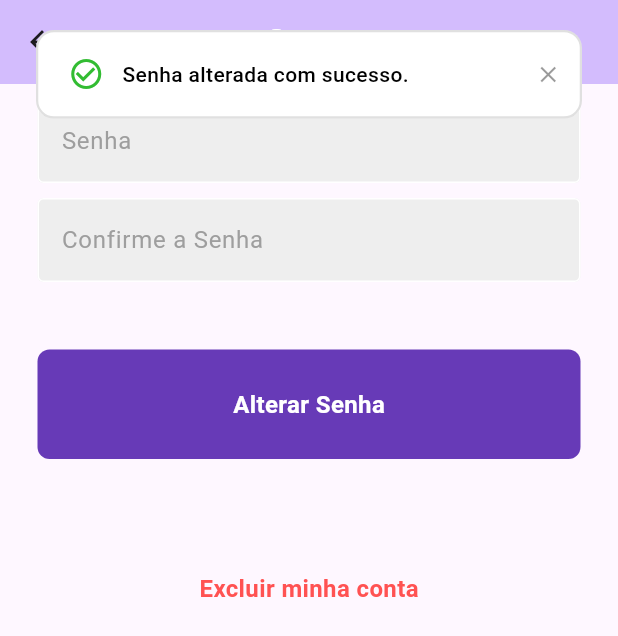
After one commit to carloseps/calcount, a Flutter app: the AccountOptionsPage screen opened directly, after a tap on "Alterar Senha", on a phone screen of 412 x 824 dp. The commit adds this screen. Shown: the top 636 px of the screen. Run offline on Flutter 3.47's test engine with Material 3 defaults, Android fonts, the phone set to English and light mode, and no system bars; drawn by our look-alikes of toastification; our stand-ins replace firebase_core, firebase_database, get; missing offline and left inert: dart:ffi; accounts and stored records are empty.

Commit message:
feature: adicionando fluxos de exclusao de usuario e alteracao de senha

```diff
--- a/lib/firebase/user_firebase_data.dart
+++ b/lib/firebase/user_firebase_data.dart
@@ -2,31 +2,51 @@ import 'dart:convert';
 
 import 'package:calcount/model/user.dart';
 import 'package:firebase_database/firebase_database.dart';
-import 'package:flutter/material.dart';
 import 'package:http/http.dart' as http;
-import 'package:uuid/uuid.dart';
 
-class UserFirebaseData with ChangeNotifier {
+class UserFirebaseData {
   final String _baseUrl = 'https://calcount-f6f51-default-rtdb.firebaseio.com/';
-  final DatabaseReference dbReference =
-      FirebaseDatabase.instance.ref().child('users');
 
   Future<bool> register(User user) async {
     final response = await http.post(Uri.parse('$_baseUrl/users.json'),
-        body: jsonEncode({
-          'id': const Uuid().v4(),
-          'email': user.email,
-          'password': user.password
-        }));
+        body: jsonEncode({'email': user.email, 'password': user.password}));
 
     return response.statusCode == 200;
   }
 
-  Future<User> findUserByEmail(String email) async {
+  Future<bool> changePassword(User user, String newPassword) async {
+    if (user.id != null) {
+      DatabaseReference ref = FirebaseDatabase.instance.ref("users/${user.id}");
+
+      await ref.update({
+        "password": newPassword,
+      });
+
+      return true;
+    } else {
+      return false;
+    }
+  }
+
+  Future<bool> deleteAccount(User user) async {
+    if (user.id != null) {
+      DatabaseReference ref = FirebaseDatabase.instance.ref("users/${user.id}");
+
+      await ref.remove();
+
+      return true;
+    } else {
+      return false;
+    }
+  }
+
+  Future<User> findUserByAttribute(String attributeName, dynamic value) async {
+    DatabaseReference dbReference =
+        FirebaseDatabase.instance.ref().child('users');
     User userResponse = User(id: null, email: '', password: '');
 
     final response =
-        await dbReference.orderByChild('email').equalTo(email).once();
+        await dbReference.orderByChild(attributeName).equalTo(value).once();
 
     if (response.snapshot.value != null) {
       final userSnapshotValue =
@@ -35,7 +55,7 @@ class UserFirebaseData with ChangeNotifier {
       final userData = userSnapshotValue.values.first;
 
       userResponse = User(
-          id: userData['id'],
+          id: userSnapshotValue.keys.first,
           email: userData['email'],
           password: userData['password']);
     }
--- a/lib/main.dart
+++ b/lib/main.dart
@@ -1,5 +1,7 @@
 import 'package:calcount/firebase_options.dart';
 import 'package:calcount/firebase/meal_food_firebase_data.dart';
+import 'package:calcount/model/user.dart';
+import 'package:calcount/providers/user_provider.dart';
 import 'package:calcount/screens/login_page.dart';
 import 'package:firebase_core/firebase_core.dart';
 import 'package:flutter/material.dart';
@@ -24,6 +26,7 @@ class MyApp extends StatelessWidget {
     return MultiProvider(
       providers: [
         ChangeNotifierProvider(create: (context) => MealFoodFirebaseData()),
+        ChangeNotifierProvider(create: (context) => UserProvider())
       ],
       child: ToastificationWrapper(
         child: GetMaterialApp(
--- /dev/null
+++ b/lib/providers/user_provider.dart
@@ -0,0 +1,13 @@
+import 'package:calcount/model/user.dart';
+import 'package:flutter/material.dart';
+
+class UserProvider extends ChangeNotifier {
+  User? currentUser;
+
+  UserProvider();
+
+  void setCurrentUser(User user) {
+    currentUser = user;
+    notifyListeners();
+  }
+}
--- /dev/null
+++ b/lib/screens/account_options_page.dart
@@ -0,0 +1,110 @@
+import 'package:calcount/components/my_button.dart';
+import 'package:calcount/components/my_textfield.dart';
+import 'package:calcount/firebase/user_firebase_data.dart';
+import 'package:calcount/model/user.dart';
+import 'package:calcount/providers/user_provider.dart';
+import 'package:calcount/screens/login_page.dart';
+import 'package:flutter/material.dart';
+import 'package:provider/provider.dart';
+import 'package:toastification/toastification.dart';
+
+class AccountOptionsPage extends StatelessWidget {
+  AccountOptionsPage({super.key});
+
+  final passwordController = TextEditingController();
+  final passwordControllerConfirm = TextEditingController();
+  final ValueNotifier<bool> passwordsMatch = ValueNotifier<bool>(true);
+  final UserFirebaseData userFirebaseData = UserFirebaseData();
+
+  void changePassword(User? user) async {
+    if (user != null) {
+      final passwordChanged =
+          await userFirebaseData.changePassword(user, passwordController.text);
+      if (passwordChanged) {
+        toastification.show(
+          title: const Text('Senha alterada com sucesso.'),
+          autoCloseDuration: const Duration(seconds: 5),
+          type: ToastificationType.success,
+          style: ToastificationStyle.flat,
+        );
+      }
+    }
+  }
+
+  void deleteAccount(User? user, BuildContext context) async {
+    if (user != null) {
+      final accountDeleted = await userFirebaseData.deleteAccount(user);
+      if (accountDeleted) {
+        Navigator.pushAndRemoveUntil(
+            context,
+            MaterialPageRoute(builder: (BuildContext context) => LoginPage()),
+            ModalRoute.withName('/login'));
+      }
+    }
+  }
+
+  @override
+  Widget build(BuildContext context) {
+    return Consumer<UserProvider>(builder: (context, userProvider, child) {
+      return Scaffold(
+          appBar: AppBar(
+            backgroundColor: Theme.of(context).colorScheme.inversePrimary,
+            title: const Text(
+              "Conta",
+              style:
+                  TextStyle(color: Colors.white, fontWeight: FontWeight.w600),
+            ),
+            centerTitle: true,
+          ),
+          body: SafeArea(
+            child: Center(
+              child: Column(children: [
+                const SizedBox(height: 10),
+                MyTextField(
+                  controller: passwordController,
+                  hintText: 'Senha',
+                  obscureText: true,
+                ),
+                const SizedBox(height: 10),
+                MyTextField(
+                  controller: passwordControllerConfirm,
+                  hintText: 'Confirme a Senha',
+                  obscureText: true,
+                ),
+                const SizedBox(height: 15),
+                ValueListenableBuilder<bool>(
+                  valueListenable: passwordsMatch,
+                  builder: (context, value, child) {
+                    return value
+                        ? const SizedBox(height: 15)
+                        : const Text("Senhas não coincidem",
+                            style: TextStyle(color: Colors.red));
+                  },
+                ),
+                const SizedBox(height: 15),
+                ValueListenableBuilder<bool>(
+                  valueListenable: passwordsMatch,
+                  builder: (context, value, child) {
+                    return MyButton(
+                      onTap: value
+                          ? () => changePassword(userProvider.currentUser)
+                          : null,
+                      contentText: "Alterar Senha",
+                      buttonColor: Colors.deepPurple,
+                      textColor: Colors.white,
+                    );
+                  },
+                ),
+                const SizedBox(height: 50),
+                MyButton(
+                  onTap: () => deleteAccount(userProvider.currentUser, context),
+                  contentText: "Excluir minha conta",
+                  buttonColor: null,
+                  textColor: Colors.redAccent,
+                )
+              ]),
+            ),
+          ));
+    });
+  }
+}
--- a/lib/screens/register_page.dart
+++ b/lib/screens/register_page.dart
@@ -20,7 +20,8 @@ class RegisterPage extends StatelessWidget {
   final UserFirebaseData userFirebaseData = UserFirebaseData();
 
   void signUpUser() async {
-    User user = await userFirebaseData.findUserByEmail(emailController.text);
+    User user = await userFirebaseData.findUserByAttribute(
+        'email', emailController.text);
 
     if (user.id != null) {
       toastification.show(
--- a/pubspec.yaml
+++ b/pubspec.yaml
@@ -42,7 +42,6 @@ dependencies:
   firebase_core: any
   intl: ^0.19.0
   toastification: ^2.0.0
-  uuid: ^4.4.0
 
 dev_dependencies:
   flutter_test:
```
Also changed, not shown: lib/components/nav_drawer.dart (+29 -1 lines), lib/screens/login_page.dart (+13 -9 lines), pubspec.lock.
